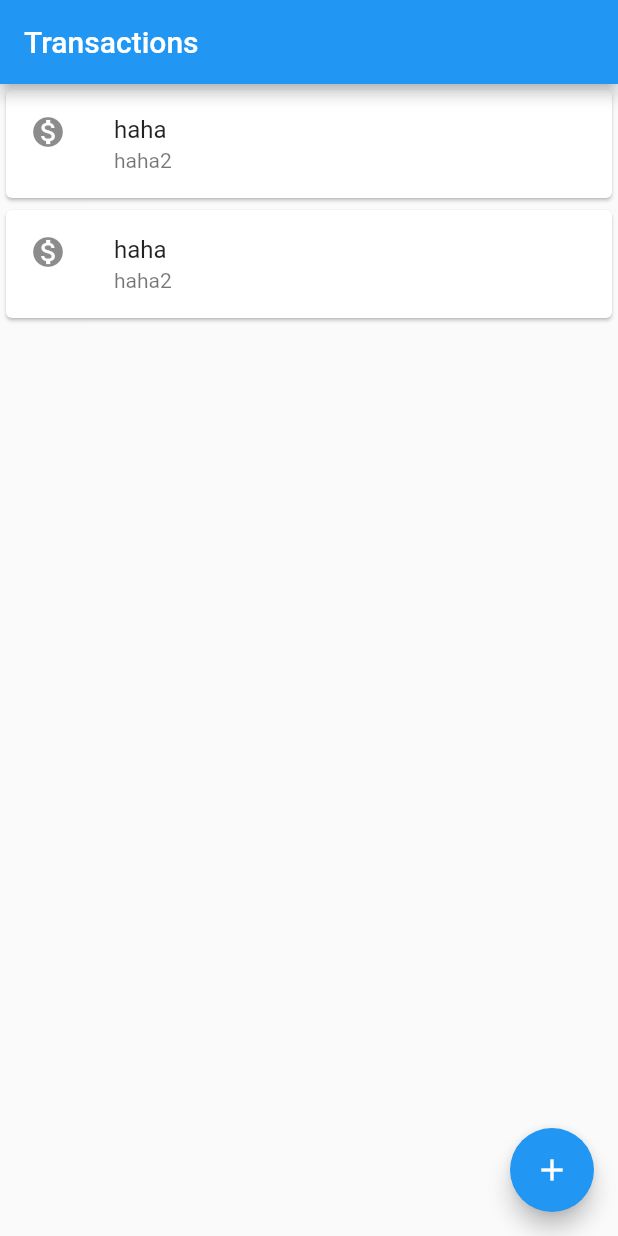
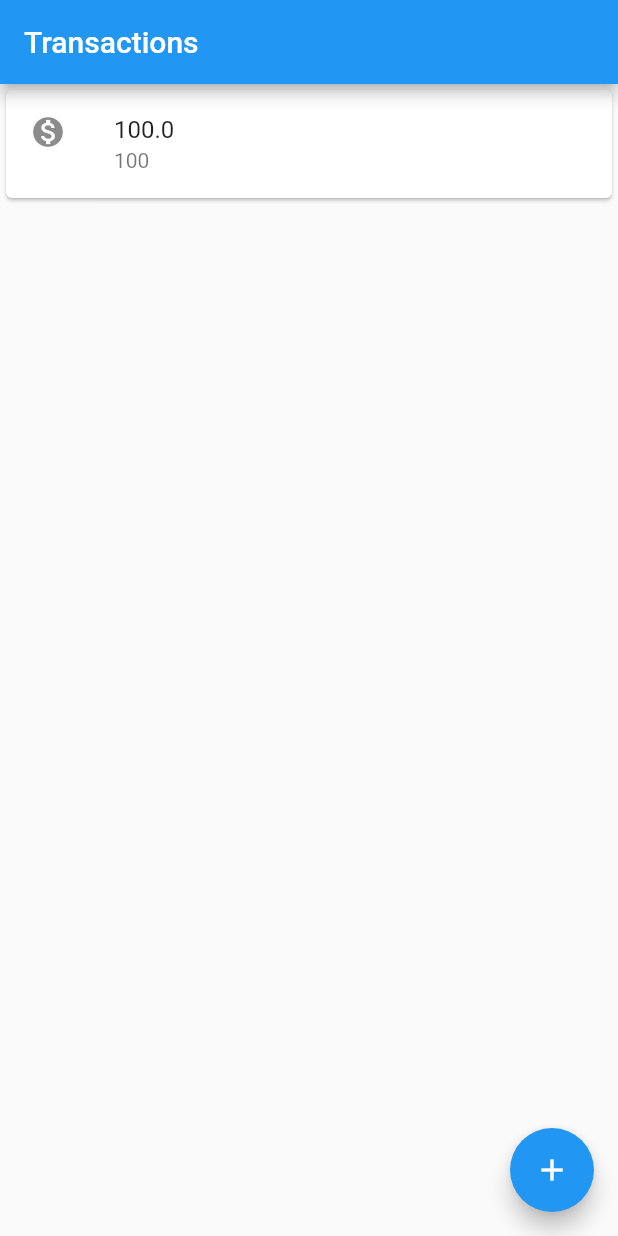
Before and after one commit to endyjams/BankTransactionsSimulator, a Flutter app: the screen it shows after launch, on a phone screen of 412 x 824 dp. Run offline on Flutter 3.47's test engine with Material 2 defaults, Android fonts, the phone set to English and light mode, and no system bars.

Commit message:
Refactoring Code (TransactionList, TransactionItem, Transaction)

```diff
--- a/lib/main.dart
+++ b/lib/main.dart
@@ -2,24 +2,7 @@ import 'package:flutter/material.dart';
 
 void main() => runApp(MaterialApp(
       home: Scaffold(
-        body: Column(
-          children: const [
-            Card(
-              child: ListTile(
-                leading: Icon(Icons.monetization_on),
-                title: Text('haha'),
-                subtitle: Text('haha2'),
-              ),
-            ),
-            Card(
-              child: ListTile(
-                leading: Icon(Icons.monetization_on),
-                title: Text('haha'),
-                subtitle: Text('haha2'),
-              ),
-            ),
-          ],
-        ),
+        body: const TransactionList(),
         appBar: AppBar(
           title: const Text("Transactions"),
         ),
@@ -29,3 +12,40 @@ void main() => runApp(MaterialApp(
         ),
       ),
     ));
+
+class TransactionList extends StatelessWidget {
+  const TransactionList({Key? key}) : super(key: key);
+
+  @override
+  Widget build(BuildContext context) {
+    return Column(
+      children: <Widget>[
+        TransactionItem(Transaction('100.0', '100')),
+      ],
+    );
+  }
+}
+
+class TransactionItem extends StatelessWidget {
+  final Transaction _transaction;
+
+  TransactionItem(this._transaction);
+
+  @override
+  Widget build(BuildContext context) {
+    return Card(
+      child: ListTile(
+        leading: Icon(Icons.monetization_on),
+        title: Text(_transaction.value),
+        subtitle: Text(_transaction.accountNumber),
+      ),
+    );
+  }
+}
+
+class Transaction {
+  final String value;
+  final String accountNumber;
+
+  Transaction(this.value, this.accountNumber);
+}
```
